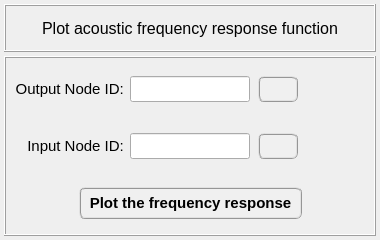
First picture: the form in data/user_input/ui_files/plots_/results_/acoustic_/plot_acoustic_frequency_response_function.ui, repository open-pulse/OpenPulse, before the edit.
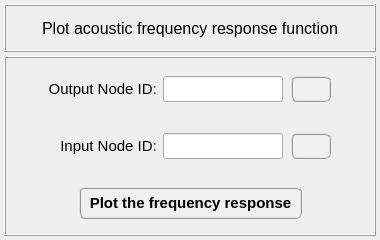
Second picture: the form after the edit.

```diff
--- a/data/user_input/ui_files/plots_/results_/acoustic_/plot_acoustic_frequency_response_function.ui
+++ b/data/user_input/ui_files/plots_/results_/acoustic_/plot_acoustic_frequency_response_function.ui
@@ -204,7 +204,7 @@
          <property name="spacing">
           <number>2</number>
          </property>
-         <item row="0" column="1">
+         <item row="0" column="2">
           <widget class="QLineEdit" name="lineEdit_input_node_id">
            <property name="minimumSize">
             <size>
@@ -241,7 +241,48 @@
            </property>
           </widget>
          </item>
-         <item row="0" column="2">
+         <item row="0" column="1">
+          <widget class="QLabel" name="label_12">
+           <property name="minimumSize">
+            <size>
+             <width>116</width>
+             <height>26</height>
+            </size>
+           </property>
+           <property name="maximumSize">
+            <size>
+             <width>116</width>
+             <height>26</height>
+            </size>
+           </property>
+           <property name="font">
+            <font>
+             <family>MS Shell Dlg 2</family>
+             <pointsize>11</pointsize>
+             <weight>50</weight>
+             <italic>false</italic>
+             <bold>false</bold>
+            </font>
+           </property>
+           <property name="text">
+            <string>Input Node ID: </string>
+           </property>
+           <property name="alignment">
+            <set>Qt::AlignRight|Qt::AlignTrailing|Qt::AlignVCenter</set>
+           </property>
+          </widget>
+         </item>
+         <item row="0" column="4">
+          <widget class="QFrame" name="frame_6">
+           <property name="frameShape">
+            <enum>QFrame::NoFrame</enum>
+           </property>
+           <property name="frameShadow">
+            <enum>QFrame::Raised</enum>
+           </property>
+          </widget>
+         </item>
+         <item row="0" column="3">
           <widget class="QFrame" name="frame_20">
            <property name="frameShape">
             <enum>QFrame::NoFrame</enum>
@@ -310,47 +351,16 @@
               </property>
              </widget>
             </item>
-            <item row="0" column="1">
-             <widget class="QFrame" name="frame_10">
-              <property name="frameShape">
-               <enum>QFrame::NoFrame</enum>
-              </property>
-              <property name="frameShadow">
-               <enum>QFrame::Raised</enum>
-              </property>
-             </widget>
-            </item>
            </layout>
           </widget>
          </item>
          <item row="0" column="0">
-          <widget class="QLabel" name="label_12">
-           <property name="minimumSize">
-            <size>
-             <width>116</width>
-             <height>26</height>
-            </size>
+          <widget class="QFrame" name="frame_7">
+           <property name="frameShape">
+            <enum>QFrame::NoFrame</enum>
            </property>
-           <property name="maximumSize">
-            <size>
-             <width>116</width>
-             <height>26</height>
-            </size>
-           </property>
-           <property name="font">
-            <font>
-             <family>MS Shell Dlg 2</family>
-             <pointsize>11</pointsize>
-             <weight>50</weight>
-             <italic>false</italic>
-             <bold>false</bold>
-            </font>
-           </property>
-           <property name="text">
-            <string>Input Node ID: </string>
-           </property>
-           <property name="alignment">
-            <set>Qt::AlignRight|Qt::AlignTrailing|Qt::AlignVCenter</set>
+           <property name="frameShadow">
+            <enum>QFrame::Raised</enum>
            </property>
           </widget>
          </item>
@@ -394,88 +404,6 @@
           <number>2</number>
          </property>
          <item row="0" column="2">
-          <widget class="QFrame" name="frame_18">
-           <property name="frameShape">
-            <enum>QFrame::NoFrame</enum>
-           </property>
-           <property name="frameShadow">
-            <enum>QFrame::Raised</enum>
-           </property>
-           <layout class="QGridLayout" name="gridLayout_5">
-            <property name="leftMargin">
-             <number>6</number>
-            </property>
-            <property name="topMargin">
-             <number>4</number>
-            </property>
-            <property name="rightMargin">
-             <number>4</number>
-            </property>
-            <property name="bottomMargin">
-             <number>4</number>
-            </property>
-            <property name="spacing">
-             <number>4</number>
-            </property>
-            <item row="0" column="0">
-             <widget class="QPushButton" name="pushButton_call_data_exporter">
-              <property name="minimumSize">
-               <size>
-                <width>40</width>
-                <height>26</height>
-               </size>
-              </property>
-              <property name="maximumSize">
-               <size>
-                <width>40</width>
-                <height>26</height>
-               </size>
-              </property>
-              <property name="font">
-               <font>
-                <family>MS Shell Dlg 2</family>
-                <pointsize>11</pointsize>
-                <weight>75</weight>
-                <italic>false</italic>
-                <bold>true</bold>
-               </font>
-              </property>
-              <property name="toolTip">
-               <string>Press to export the selected model result.</string>
-              </property>
-              <property name="styleSheet">
-               <string notr="true">QPushButton{border-radius: 6px; border-color: rgb(150, 150, 150); border-style: ridge; border-width: 2px; color: rgb(0, 0, 0); background-color: rgb(240, 240, 240); font: 75 bold 11pt &quot;MS Shell Dlg 2&quot;}
-QPushButton:hover{border-radius: 6px; border-color: rgb(0, 170, 255); border-style: ridge; border-width: 2px; color: rgb(0, 0, 0); background-color: rgba(174, 213, 255, 100); font: 75 bold 11pt &quot;MS Shell Dlg 2&quot;}
-QPushButton:pressed{border-radius: 6px; border-color: rgb(0, 170, 255); border-style: ridge; border-width: 3px; color: rgb(0, 0, 0); background-color: rgb(174, 213, 255); font: 75 bold 11pt &quot;MS Shell Dlg 2&quot;}</string>
-              </property>
-              <property name="text">
-               <string/>
-              </property>
-              <property name="iconSize">
-               <size>
-                <width>20</width>
-                <height>20</height>
-               </size>
-              </property>
-              <property name="flat">
-               <bool>false</bool>
-              </property>
-             </widget>
-            </item>
-            <item row="0" column="1">
-             <widget class="QFrame" name="frame_9">
-              <property name="frameShape">
-               <enum>QFrame::NoFrame</enum>
-              </property>
-              <property name="frameShadow">
-               <enum>QFrame::Raised</enum>
-              </property>
-             </widget>
-            </item>
-           </layout>
-          </widget>
-         </item>
-         <item row="0" column="1">
           <widget class="QLineEdit" name="lineEdit_output_node_id">
            <property name="minimumSize">
             <size>
@@ -512,7 +440,7 @@
            </property>
           </widget>
          </item>
-         <item row="0" column="0">
+         <item row="0" column="1">
           <widget class="QLabel" name="label_10">
            <property name="minimumSize">
             <size>
@@ -543,6 +471,98 @@
            </property>
           </widget>
          </item>
+         <item row="0" column="3">
+          <widget class="QFrame" name="frame_18">
+           <property name="frameShape">
+            <enum>QFrame::NoFrame</enum>
+           </property>
+           <property name="frameShadow">
+            <enum>QFrame::Raised</enum>
+           </property>
+           <layout class="QGridLayout" name="gridLayout_5">
+            <property name="leftMargin">
+             <number>6</number>
+            </property>
+            <property name="topMargin">
+             <number>4</number>
+            </property>
+            <property name="rightMargin">
+             <number>4</number>
+            </property>
+            <property name="bottomMargin">
+             <number>4</number>
+            </property>
+            <property name="spacing">
+             <number>4</number>
+            </property>
+            <item row="0" column="0">
+             <widget class="QPushButton" name="pushButton_call_data_exporter">
+              <property name="minimumSize">
+               <size>
+                <width>40</width>
+                <height>26</height>
+               </size>
+              </property>
+              <property name="maximumSize">
+               <size>
+                <width>40</width>
+                <height>26</height>
+               </size>
+              </property>
+              <property name="font">
+               <font>
+                <family>MS Shell Dlg 2</family>
+                <pointsize>11</pointsize>
+                <weight>75</weight>
+                <italic>false</italic>
+                <bold>true</bold>
+               </font>
+              </property>
+              <property name="toolTip">
+               <string>Press to export the selected model result.</string>
+              </property>
+              <property name="styleSheet">
+               <string notr="true">QPushButton{border-radius: 6px; border-color: rgb(150, 150, 150); border-style: ridge; border-width: 2px; color: rgb(0, 0, 0); background-color: rgb(240, 240, 240); font: 75 bold 11pt &quot;MS Shell Dlg 2&quot;}
+QPushButton:hover{border-radius: 6px; border-color: rgb(0, 170, 255); border-style: ridge; border-width: 2px; color: rgb(0, 0, 0); background-color: rgba(174, 213, 255, 100); font: 75 bold 11pt &quot;MS Shell Dlg 2&quot;}
+QPushButton:pressed{border-radius: 6px; border-color: rgb(0, 170, 255); border-style: ridge; border-width: 3px; color: rgb(0, 0, 0); background-color: rgb(174, 213, 255); font: 75 bold 11pt &quot;MS Shell Dlg 2&quot;}</string>
+              </property>
+              <property name="text">
+               <string/>
+              </property>
+              <property name="iconSize">
+               <size>
+                <width>20</width>
+                <height>20</height>
+               </size>
+              </property>
+              <property name="flat">
+               <bool>false</bool>
+              </property>
+             </widget>
+            </item>
+           </layout>
+          </widget>
+         </item>
+         <item row="0" column="0">
+          <widget class="QFrame" name="frame_4">
+           <property name="frameShape">
+            <enum>QFrame::NoFrame</enum>
+           </property>
+           <property name="frameShadow">
+            <enum>QFrame::Raised</enum>
+           </property>
+          </widget>
+         </item>
+         <item row="0" column="4">
+          <widget class="QFrame" name="frame_5">
+           <property name="frameShape">
+            <enum>QFrame::NoFrame</enum>
+           </property>
+           <property name="frameShadow">
+            <enum>QFrame::Raised</enum>
+           </property>
+          </widget>
+         </item>
         </layout>
        </widget>
       </item>
```
